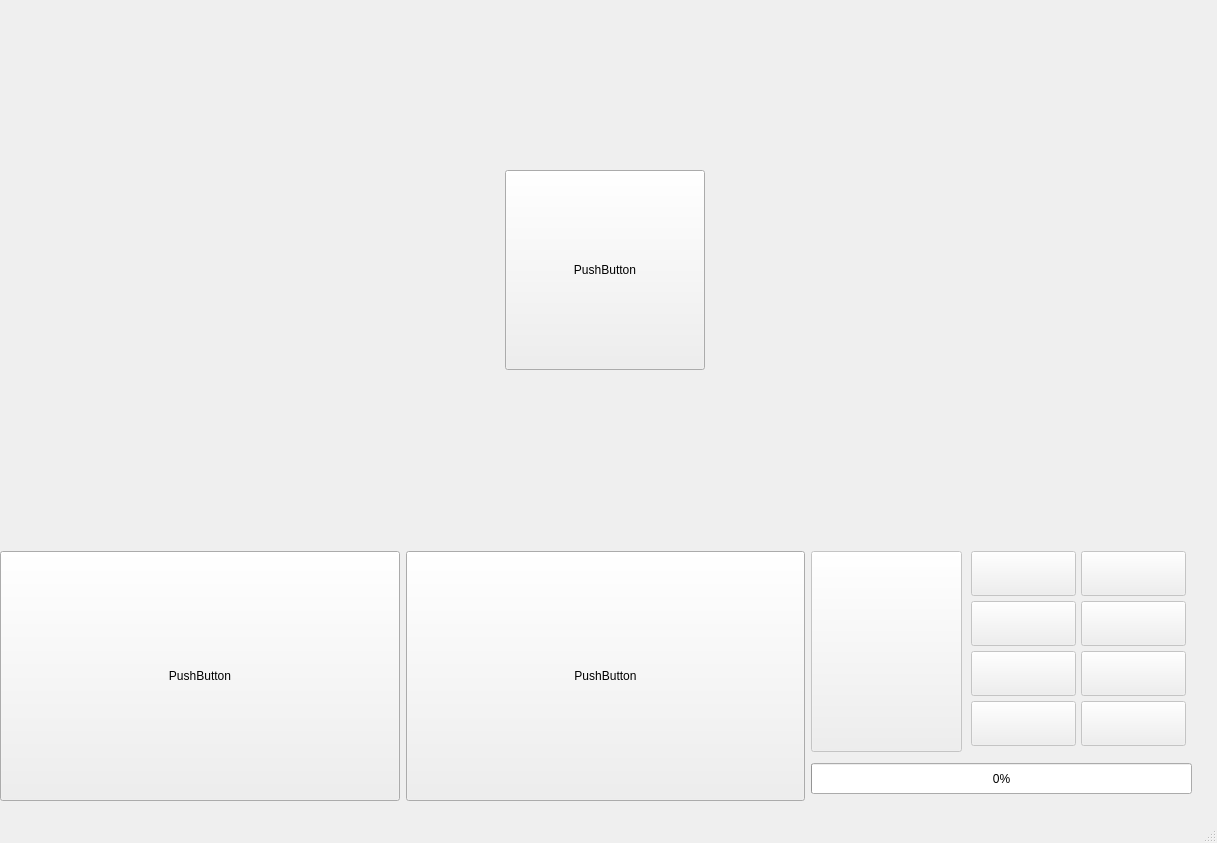
Above: payment_system/qt_gui/terminal.ui from k1r91/course2 before the change. Below: the same form after it.
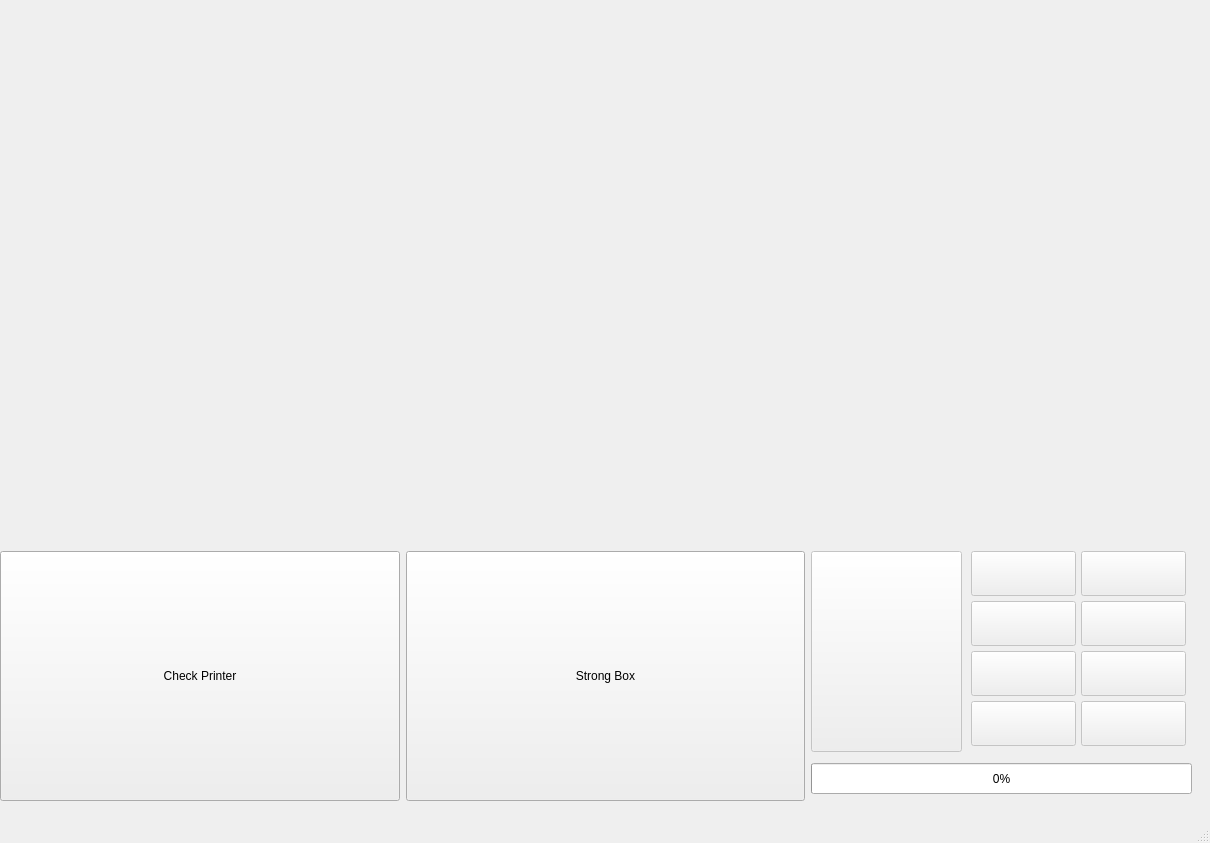
That is the form after the change. Icons and pictures are not drawn.

Commit message: Do most part of main page in terminal.

What changed in the file:
```diff
--- a/payment_system/qt_gui/terminal.ui
+++ b/payment_system/qt_gui/terminal.ui
@@ -2,11 +2,14 @@
 <ui version="4.0">
  <class>TerminalMainWindow</class>
  <widget class="QMainWindow" name="TerminalMainWindow">
+  <property name="enabled">
+   <bool>true</bool>
+  </property>
   <property name="geometry">
    <rect>
     <x>0</x>
     <y>0</y>
-    <width>1217</width>
+    <width>1210</width>
     <height>843</height>
    </rect>
   </property>
@@ -33,17 +36,62 @@
      <property name="horizontalSpacing">
       <number>6</number>
      </property>
-     <item row="1" column="0">
-      <widget class="QPushButton" name="pushCheckPrinter">
-       <property name="minimumSize">
-        <size>
-         <width>0</width>
-         <height>250</height>
-        </size>
+     <item row="0" column="0" colspan="3">
+      <widget class="QWidget" name="display_widget" native="true">
+       <property name="autoFillBackground">
+        <bool>false</bool>
        </property>
-       <property name="text">
-        <string>PushButton</string>
+       <property name="styleSheet">
+        <string notr="true">border-image: url(img/terminal/display.png) 0 0 0 0 stretch stretch;</string>
        </property>
+       <widget class="QWidget" name="widget" native="true">
+        <property name="geometry">
+         <rect>
+          <x>110</x>
+          <y>60</y>
+          <width>971</width>
+          <height>51</height>
+         </rect>
+        </property>
+        <property name="styleSheet">
+         <string notr="true">border-image: none;</string>
+        </property>
+        <widget class="QWidget" name="gridLayoutWidget_2">
+         <property name="geometry">
+          <rect>
+           <x>0</x>
+           <y>0</y>
+           <width>971</width>
+           <height>51</height>
+          </rect>
+         </property>
+         <layout class="QGridLayout" name="grid_top"/>
+        </widget>
+       </widget>
+       <widget class="QWidget" name="widget_2" native="true">
+        <property name="geometry">
+         <rect>
+          <x>80</x>
+          <y>120</y>
+          <width>1021</width>
+          <height>401</height>
+         </rect>
+        </property>
+        <property name="styleSheet">
+         <string notr="true">border-image: none;</string>
+        </property>
+        <widget class="QWidget" name="gridLayoutWidget_3">
+         <property name="geometry">
+          <rect>
+           <x>0</x>
+           <y>0</y>
+           <width>1021</width>
+           <height>401</height>
+          </rect>
+         </property>
+         <layout class="QGridLayout" name="grid_bottom"/>
+        </widget>
+       </widget>
       </widget>
      </item>
      <item row="1" column="1">
@@ -55,7 +103,20 @@
         </size>
        </property>
        <property name="text">
-        <string>PushButton</string>
+        <string>Strong Box</string>
+       </property>
+      </widget>
+     </item>
+     <item row="1" column="0">
+      <widget class="QPushButton" name="pushCheckPrinter">
+       <property name="minimumSize">
+        <size>
+         <width>0</width>
+         <height>250</height>
+        </size>
+       </property>
+       <property name="text">
+        <string>Check Printer</string>
        </property>
       </widget>
      </item>
@@ -406,50 +467,6 @@
        </widget>
       </widget>
      </item>
-     <item row="0" column="0" colspan="3">
-      <widget class="QWidget" name="display_widget" native="true">
-       <property name="autoFillBackground">
-        <bool>false</bool>
-       </property>
-       <property name="styleSheet">
-        <string notr="true">border-image: url(img/terminal/display.png) 0 0 0 0 stretch stretch;</string>
-       </property>
-       <widget class="QWidget" name="gridLayoutWidget_3">
-        <property name="geometry">
-         <rect>
-          <x>0</x>
-          <y>0</y>
-          <width>1211</width>
-          <height>541</height>
-         </rect>
-        </property>
-        <layout class="QGridLayout" name="gridLayout">
-         <item row="0" column="0">
-          <widget class="QPushButton" name="pushButton">
-           <property name="minimumSize">
-            <size>
-             <width>0</width>
-             <height>200</height>
-            </size>
-           </property>
-           <property name="maximumSize">
-            <size>
-             <width>200</width>
-             <height>16777215</height>
-            </size>
-           </property>
-           <property name="styleSheet">
-            <string notr="true">border-image: none;</string>
-           </property>
-           <property name="text">
-            <string>PushButton</string>
-           </property>
-          </widget>
-         </item>
-        </layout>
-       </widget>
-      </widget>
-     </item>
     </layout>
    </widget>
   </widget>
@@ -458,8 +475,8 @@
     <rect>
      <x>0</x>
      <y>0</y>
-     <width>1217</width>
-     <height>21</height>
+     <width>1210</width>
+     <height>25</height>
     </rect>
    </property>
   </widget>
```
The commit also changes 23 other files.
